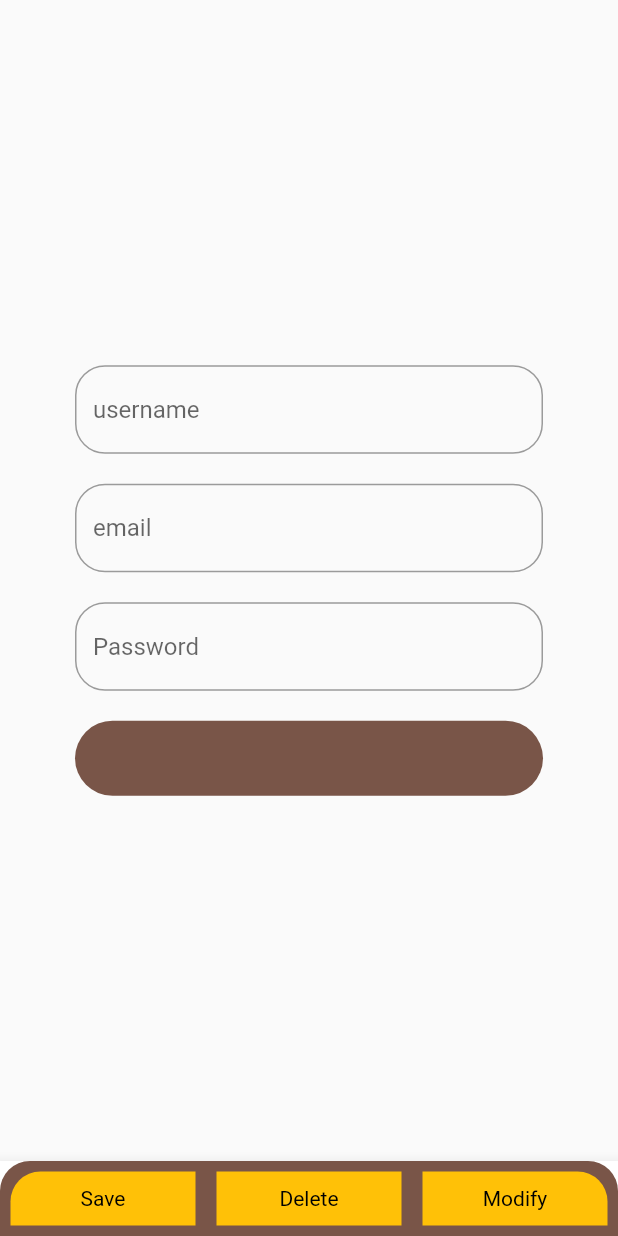
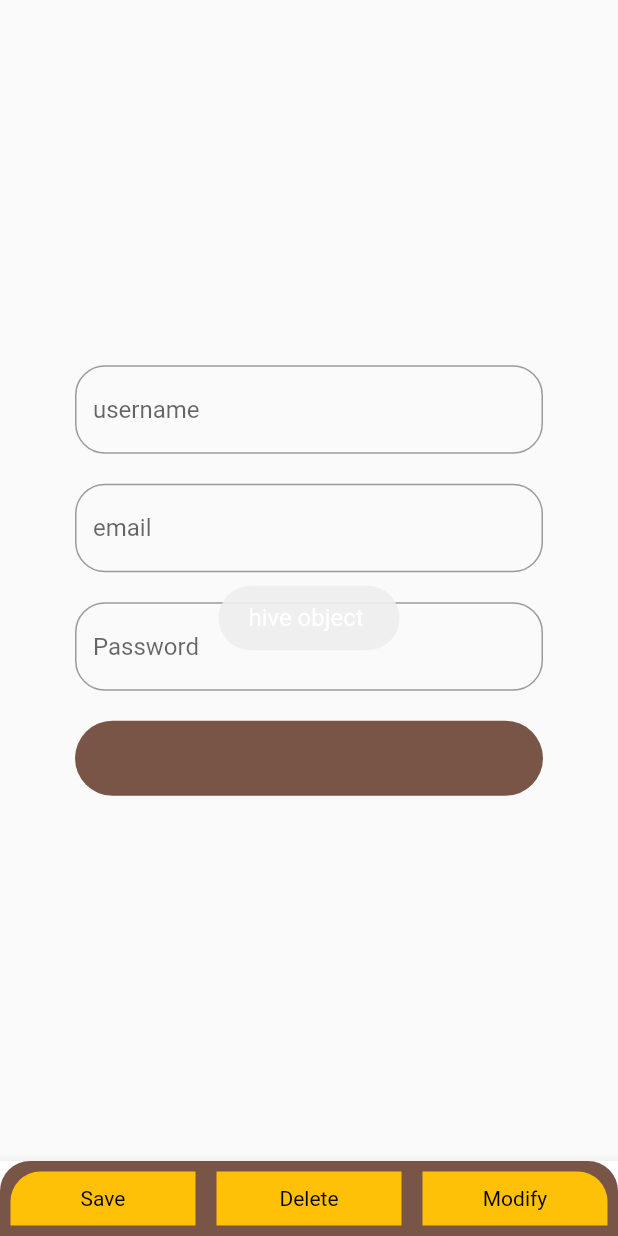
Before and after one commit to arunktaria/todoapp, a Flutter app: the screen it shows after launch, after a tap on "Save", on a phone screen of 412 x 824 dp. Run offline on Flutter 3.47's test engine with Material 2 defaults, Android fonts, the phone set to English and light mode, and no system bars; our stand-ins replace bloc, equatable, flutter_bloc, fluttertoast, get, hive and 4 more; accounts and stored records are empty; statements that could not run were skipped.

Commit message:
added hiveDatabase object (pending)3

```diff
--- a/lib/HiveDatabase/HiveDatabaseHelperController.dart
+++ b/lib/HiveDatabase/HiveDatabaseHelperController.dart
@@ -7,6 +7,7 @@ import 'package:get/get.dart';
 import 'package:hive/hive.dart';
 import 'package:path_provider/path_provider.dart';
 
+import 'HiveUserDataAdapter/UserdataAdapter.dart';
 import 'UserDataModel/UserDataModelHive.dart';
 
 class HiveDatabaseHelperController extends GetxController{
@@ -36,7 +37,6 @@ class HiveDatabaseHelperController extends GetxController{
       dirPath=directory.path;
       print("setupDatabase dir $dirPath");
       initializeDatabaseDir(dirPath);
-
     });
 
 
@@ -46,6 +46,7 @@ class HiveDatabaseHelperController extends GetxController{
   initializeDatabaseDir(String dirPath)async
   {
     boxCollection=await BoxCollection.open("db_todo", {'user'},path: dirPath);
+    Hive.registerAdapter(UserdataAdapter());
     userCollectionBox=await boxCollection?.openBox("user");
   }
 
@@ -57,7 +58,7 @@ class HiveDatabaseHelperController extends GetxController{
   }
 
   getUsername()async{
-    var txt=await userCollectionBox?.get("username");
+    var txt=await userCollectionBox?.get("user");
     print("email is from database $txt");
     return txt;
   }
@@ -70,12 +71,11 @@ class HiveDatabaseHelperController extends GetxController{
 
   getUserData()async
   {
-    return await userCollectionBox?.get("user");
+    return await userCollectionBox?.get("username");
   }
 
   deleteUserName(){
     userCollectionBox?.clear();
   }
 
-
 }
--- a/lib/HiveDatabase/HiveTesterPage.dart
+++ b/lib/HiveDatabase/HiveTesterPage.dart
@@ -1,5 +1,6 @@
 import 'package:flutter/material.dart';
 import 'package:flutter_bloc/flutter_bloc.dart';
+import 'package:fluttertoast/fluttertoast.dart';
 import 'package:todoapp/AppExt.dart';
 import 'package:todoapp/HiveDatabase/HiveDatabaseHelperController.dart';
 import 'package:todoapp/HiveDatabase/UserDataModel/UserDataModelHive.dart';
@@ -113,8 +114,8 @@ class _HiveTesterPageState extends State<HiveTesterPage> {
   saveUserData()
   {
     var ob=UserDataModelHive()
-    ..userName=mUsername
-    ..password=mPassword;
+    ..userName=mUsername!
+    ..password=mPassword!;
     hiveController?.insertUserData(ob);
   }
 
@@ -122,6 +123,7 @@ class _HiveTesterPageState extends State<HiveTesterPage> {
   {
     var ob=await hiveController?.getUserData();
     print("userData $ob");
+    showToast("hive object $ob");
   }
 
 
--- /dev/null
+++ b/lib/HiveDatabase/HiveUserDataAdapter/UserdataAdapter.dart
@@ -0,0 +1,22 @@
+
+import 'package:hive/hive.dart';
+
+import '../UserDataModel/UserDataModelHive.dart';
+
+class UserdataAdapter extends TypeAdapter<UserDataModelHive>{
+  @override
+  UserDataModelHive read(BinaryReader reader) {
+
+    throw UnimplementedError();
+  }
+
+  @override
+  int get typeId => throw UnimplementedError();
+
+  @override
+  void write(BinaryWriter writer, UserDataModelHive obj) {
+
+  }
+
+
+}
--- a/lib/HiveDatabase/UserDataModel/UserDataModelHive.dart
+++ b/lib/HiveDatabase/UserDataModel/UserDataModelHive.dart
@@ -1,14 +1,15 @@
 
 import 'package:hive/hive.dart';
+part 'UserDataModelHive.g.dart';
+
 
 @HiveType(typeId: 0)
 class UserDataModelHive extends HiveObject{
 
-  @HiveType(typeId: 0)
+  @HiveField(0)
   String? userName;
 
-  @HiveType(typeId: 1)
+  @HiveField(1)
   String? password;
 
-
 }
--- a/pubspec.yaml
+++ b/pubspec.yaml
@@ -47,8 +47,8 @@ dependencies:
   shared_preferences: ^2.0.18
   fluttertoast: ^8.1.1
   hive: ^2.2.3
-
-
+  hive_generator: ^2.0.0
+  build_runner: ^2.3.3
 
 
 
```
Also changed, not shown: lib/HiveDatabase/UserDataModel/UserDataModelHive.g.dart (added), pubspec.lock.
